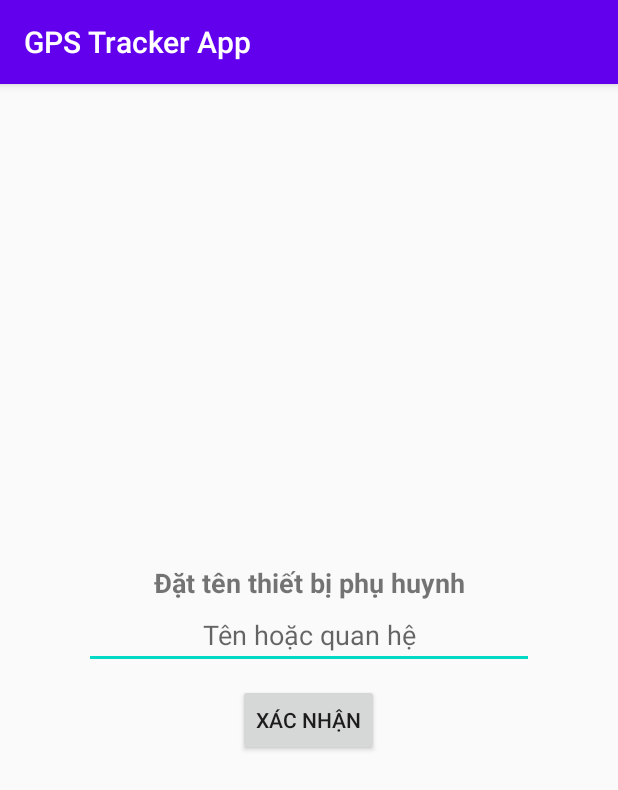
After one commit to csc13116/gps_tracker_app, an Android app: the NameRelationshipActivity screen opened directly, with no data from a screen before it, on a phone screen of 412 x 824 dp. The commit adds this screen. Shown: the top 790 px of the screen. Run offline under Robolectric (Android 15) with nearby library versions, the phone set to English and light mode, and no system bars; our stand-ins replace Firebase (no records; nobody signed in at launch, a user with empty details on screens opened directly).

Commit message:
DONE add children to parents' circle

```diff
--- /dev/null
+++ b/app/src/main/java/com/example/gpstrackerapp/NameRelationshipActivity.java
@@ -0,0 +1,77 @@
+package com.example.gpstrackerapp;
+
+import androidx.annotation.NonNull;
+import androidx.appcompat.app.AppCompatActivity;
+
+import android.app.DownloadManager;
+import android.content.Intent;
+import android.os.Bundle;
+import android.view.View;
+import android.widget.EditText;
+import android.widget.Toast;
+
+import com.google.android.gms.tasks.OnCompleteListener;
+import com.google.android.gms.tasks.Task;
+import com.google.firebase.auth.FirebaseAuth;
+import com.google.firebase.auth.FirebaseUser;
+import com.google.firebase.database.DataSnapshot;
+import com.google.firebase.database.DatabaseError;
+import com.google.firebase.database.DatabaseReference;
+import com.google.firebase.database.FirebaseDatabase;
+import com.google.firebase.database.Query;
+import com.google.firebase.database.ValueEventListener;
+
+public class NameRelationshipActivity extends AppCompatActivity {
+
+    EditText parentRelationship;
+    String childName, parentId;
+    FirebaseAuth auth;
+    FirebaseUser user;
+    DatabaseReference reference;
+
+    @Override
+    protected void onCreate(Bundle savedInstanceState) {
+        super.onCreate(savedInstanceState);
+        setContentView(R.layout.activity_name_relationship);
+        parentRelationship = (EditText)findViewById(R.id.txt_parentRelationship);
+        Intent intent = getIntent();
+        if(intent!=null){
+            childName = intent.getStringExtra("childName");
+            parentId = intent.getStringExtra("parentId");
+        }
+
+        auth = FirebaseAuth.getInstance();
+        user = auth.getCurrentUser();
+        reference = FirebaseDatabase.getInstance().getReference().child("Users").child(parentId);
+    }
+
+    public void onConfirm(View v){
+        Query query = reference.orderByChild("name").equalTo(childName.toString());
+
+        query.addListenerForSingleValueEvent(new ValueEventListener() {
+            @Override
+            public void onDataChange(@NonNull DataSnapshot dataSnapshot) {
+                if(dataSnapshot.exists()){
+                    for(DataSnapshot child : dataSnapshot.getChildren()){
+                        DatabaseReference newRef = reference.child("Children").child(child.getValue(CreateChild.class).name).child("relationship");
+                        newRef.setValue(parentRelationship).addOnCompleteListener(new OnCompleteListener<Void>() {
+                            @Override
+                            public void onComplete(@NonNull Task<Void> task) {
+                                if(task.isSuccessful()){
+                                    Toast.makeText(getApplicationContext(), "Relationship added.", Toast.LENGTH_LONG).show();
+                                }else{
+                                    Toast.makeText(getApplicationContext(), "Fail to add Relationship.", Toast.LENGTH_LONG).show();
+                                }
+                            }
+                        });
+                    }
+                }
+            }
+
+            @Override
+            public void onCancelled(@NonNull DatabaseError databaseError) {
+
+            }
+        });
+    }
+}
--- /dev/null
+++ b/app/src/main/res/layout/activity_name_relationship.xml
@@ -0,0 +1,44 @@
+<?xml version="1.0" encoding="utf-8"?>
+<RelativeLayout xmlns:android="http://schemas.android.com/apk/res/android"
+    xmlns:app="http://schemas.android.com/apk/res-auto"
+    xmlns:tools="http://schemas.android.com/tools"
+    android:layout_width="match_parent"
+    android:layout_height="match_parent"
+    android:gravity="center"
+    tools:context=".NameRelationshipActivity">
+
+    <LinearLayout
+        android:layout_width="wrap_content"
+        android:layout_height="wrap_content"
+        android:layout_gravity="center"
+        android:orientation="vertical">
+
+    <TextView
+        android:id="@+id/textView_msg1"
+        android:layout_width="300dp"
+        android:layout_height="wrap_content"
+        android:layout_alignParentTop="true"
+        android:layout_gravity="center_horizontal"
+        android:textStyle="bold"
+        android:textSize="8pt"
+        android:text="Đặt tên thiết bị phụ huynh"
+        android:textAlignment="center" />
+
+    <EditText
+        android:id="@+id/txt_parentRelationship"
+        android:layout_width="match_parent"
+        android:layout_height="wrap_content"
+        android:layout_marginBottom="10dp"
+        android:inputType="textPersonName"
+        android:textAlignment="center"
+        android:hint="Tên hoặc quan hệ" />
+
+    <Button
+        android:id="@+id/btn_connect"
+        android:layout_width="wrap_content"
+        android:layout_height="wrap_content"
+        android:layout_gravity="center_horizontal"
+        android:text="Xác nhận"
+        android:onClick="onConfirm"/>
+    </LinearLayout>
+</RelativeLayout>
```
Also changed, not shown: app/src/main/AndroidManifest.xml (+5 -8 lines), app/src/main/java/com/example/gpstrackerapp/CreateChild.java (+30 -14 lines), app/src/main/java/com/example/gpstrackerapp/JoinCircleActivity.java (+10 -1 lines).
